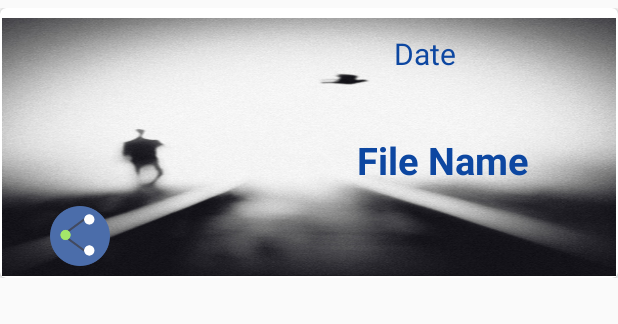
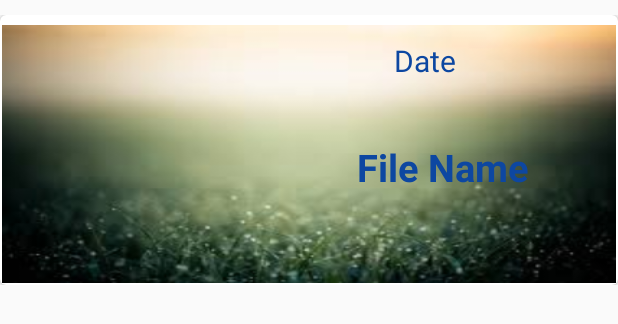
Before and after one commit to dhruv2601/Text-Lens, an Android app: the layout all_cards_list_cardview.xml on its own in the app's theme, with its tools: preview values and no code run, on a phone screen of 412 x 824 dp. Shown: the top 324 px of the screen. Run offline under Robolectric (Android 15) with nearby library versions, the phone set to English and light mode, and no system bars.

Commit message:
Interface all done

```diff
--- a/app/src/main/java/datapole/ocrtext/MainActivity.java
+++ b/app/src/main/java/datapole/ocrtext/MainActivity.java
@@ -58,6 +58,7 @@ public class MainActivity extends AppCompatActivity implements NavigationView.On
             .getExternalStorageDirectory().toString();
     public static final String DATA_PATH_EXT_BUS = "/BusinessCardScanner/";
     public static Uri cropURI;
+    public static Uri simpleURI;
     public static SharedPreferences sref;
     private DownloadManager dm;
     private long enqueue;
@@ -235,6 +236,7 @@ public class MainActivity extends AppCompatActivity implements NavigationView.On
         if (requestCode == CAMERA_REQUEST && resultCode == Activity.RESULT_OK) {
             Bitmap bitmap = (Bitmap) data.getExtras().get("data");//this is your bitmap image and now you can do whatever you want with this
             Uri imageUri = data.getData();
+            simpleURI  = imageUri;
             Log.d(TAG, "imageURI: " + imageUri);
             CropImage.activity(imageUri)                    // starting a new crop image activity
                     .setGuidelines(CropImageView.Guidelines.ON)
@@ -243,6 +245,7 @@ public class MainActivity extends AppCompatActivity implements NavigationView.On
 
         if (requestCode == PICK_IMAGE && resultCode == Activity.RESULT_OK) {
             Uri selectedImageUri = data.getData();
+            simpleURI = selectedImageUri;
             CropImage.activity(selectedImageUri)                    // starting a new crop image activity
                     .setGuidelines(CropImageView.Guidelines.ON)
                     .start(this);
--- a/app/src/main/res/layout/activity_mini.xml
+++ b/app/src/main/res/layout/activity_mini.xml
@@ -12,7 +12,6 @@
         android:id="@+id/all_cards_list_rv"
         android:layout_width="match_parent"
         android:layout_height="match_parent"
-        android:layout_marginBottom="10dp"
         android:scrollbars="vertical" />
 
     <android.support.design.widget.FloatingActionButton
--- a/app/src/main/res/layout/all_cards_list_cardview.xml
+++ b/app/src/main/res/layout/all_cards_list_cardview.xml
@@ -4,7 +4,7 @@
     xmlns:card_view="http://schemas.android.com/tools"
     android:layout_width="match_parent"
     android:layout_height="180dp"
-    android:layout_marginTop="5dp"
+    android:layout_marginTop="10dp"
     android:orientation="vertical">
 
     <android.support.v7.widget.CardView
@@ -18,7 +18,7 @@
         card_view:cardUseCompatPadding="true">
 
         <RelativeLayout
-            android:background="@drawable/back"
+            android:background="@drawable/backtry"
             android:layout_width="match_parent"
             android:layout_height="match_parent"
             android:layout_marginTop="5dp">
@@ -59,11 +59,22 @@
                 android:id="@+id/share"
                 android:layout_width="44dp"
                 android:layout_height="40dp"
+                android:visibility="gone"
                 android:layout_alignParentLeft="true"
                 android:layout_below="@id/img_text"
                 android:layout_marginLeft="30dp"
                 android:src="@drawable/share" />
 
+            <ImageView
+                android:id="@+id/info"
+                android:layout_width="44dp"
+                android:layout_height="40dp"
+                android:visibility="gone"
+                android:layout_alignParentLeft="true"
+                android:layout_below="@id/img_text"
+                android:layout_marginLeft="100dp"
+                android:src="@drawable/info" />
+
         </RelativeLayout>
     </android.support.v7.widget.CardView>
 </LinearLayout>
--- a/app/src/main/res/values/strings.xml
+++ b/app/src/main/res/values/strings.xml
@@ -1,5 +1,5 @@
 <resources>
-    <string name="app_name">Text Lens(OCR Text Scanner)</string>
+    <string name="app_name">Text Lens(OCR Scanner)</string>
     <string name="hello">Hello World, DatumDroidOCRActivity!</string>
     <string name="button_text">OCR!</string>
     <string name="text_hint">OCRed Text will appear here</string>
```
Also changed, not shown: app/src/main/java/datapole/ocrtext/OCRAct.java (+17 -4 lines), app/src/main/java/datapole/ocrtext/allCardRecyclerViewAdapter.java (+82 -24 lines), app/src/main/res/drawable/backtry.jpeg (added), app/src/main/res/drawable/info.png (added).
